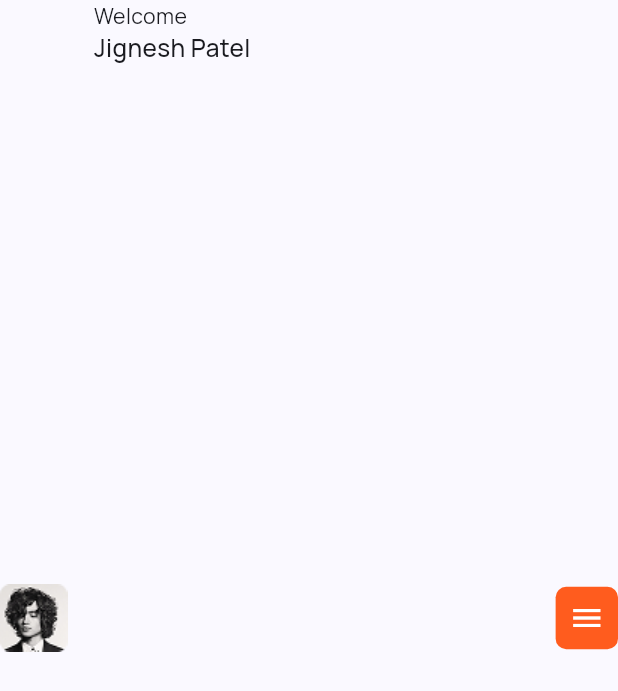
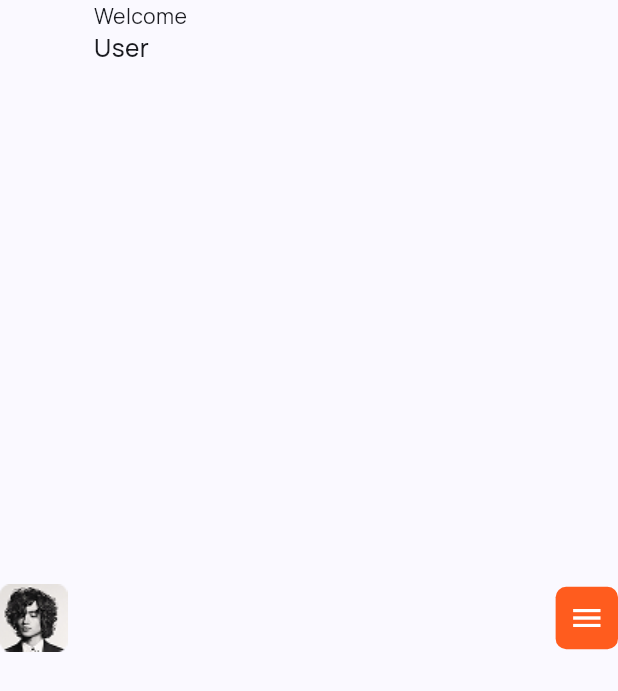
Before and after one commit to GeniusCoders/honorfx, a Flutter app: the UserName widget shown alone on an empty page, opened directly, on a phone screen of 412 x 824 dp. Shown: the top 691 px of the screen. Run offline on Flutter 3.47's test engine with Material 3 defaults, Android fonts, the phone set to English and light mode, and no system bars; our stand-ins replace dartz, dio, flutter_bloc, flutter_screenutil, flutter_secure_storage, flutter_svg and 6 more; accounts and stored records are empty.

Commit message:
Implement GetX for state management, add token retrieval functionality, and enhance dashboard controller integration. Update dependencies and refactor UI components for improved user experience.

```diff
--- /dev/null
+++ b/lib/controllers/dashboard_controller.dart
@@ -0,0 +1,14 @@
+import 'package:get/get.dart';
+import 'package:honorfx/models/login_model.dart';
+
+class DashboardController extends GetxController {
+  Rx<TokenResponse?> tokenResponse = Rx<TokenResponse?>(null);
+
+  // Convenience getter for the user's name
+  String get userName {
+    if (tokenResponse.value != null) {
+      return tokenResponse.value!.name ?? "User";
+    }
+    return "User";
+  }
+}
--- a/lib/cubit/dashboard/dashboard_state.dart
+++ b/lib/cubit/dashboard/dashboard_state.dart
@@ -1,9 +1,19 @@
 import 'package:honorfx/models/dashboard/account_details_response.dart';
 import 'package:honorfx/models/dashboard/account_listing_type_model.dart';
+import 'package:honorfx/models/login_model.dart';
 
 abstract class DashboardState {}
 
 class DashboardInitial extends DashboardState {}
+
+class DashboardLoading extends DashboardState {}
+
+// Token Response state
+class TokenResponseDataState extends DashboardState {
+  final TokenResponse tokenResponse;
+
+  TokenResponseDataState({required this.tokenResponse});
+}
 
 // Account-related states
 class AccountsLoading extends DashboardState {}
--- a/lib/screens/dashboard/dashboard_screens/dashboard_widgets/user_name.dart
+++ b/lib/screens/dashboard/dashboard_screens/dashboard_widgets/user_name.dart
@@ -1,11 +1,19 @@
 import 'package:flutter/material.dart';
 import 'package:flutter_screenutil/flutter_screenutil.dart';
+import 'package:get/get.dart';
+import 'package:honorfx/controllers/dashboard_controller.dart';
 
 class UserName extends StatelessWidget {
   const UserName({super.key});
 
   @override
   Widget build(BuildContext context) {
+    // Ensure the controller exists by using Get.put with the tag parameter to
+    // avoid creating multiple instances
+    final DashboardController dashboardController = Get.put(
+      DashboardController(),
+    );
+
     return Row(
       children: [
         Container(
@@ -20,9 +28,11 @@ class UserName extends StatelessWidget {
               "Welcome",
               style: TextStyle(fontWeight: FontWeight.w400, fontSize: 14.sp),
             ),
-            Text(
-              "Jignesh Patel",
-              style: TextStyle(fontWeight: FontWeight.w500, fontSize: 16.sp),
+            Obx(
+              () => Text(
+                dashboardController.userName,
+                style: TextStyle(fontWeight: FontWeight.w500, fontSize: 16.sp),
+              ),
             ),
           ],
         ),
--- a/lib/services/repo/dashboard_repo.dart
+++ b/lib/services/repo/dashboard_repo.dart
@@ -1,6 +1,7 @@
 import 'package:dartz/dartz.dart';
 import 'package:honorfx/models/dashboard/account_details_response.dart';
 import 'package:honorfx/models/dashboard/account_listing_type_model.dart';
+import 'package:honorfx/models/login_model.dart';
 import 'package:honorfx/services/core/server_error.dart';
 
 abstract class DashboardRepo {
@@ -8,4 +9,5 @@ abstract class DashboardRepo {
   Future<Either<ServerError, AccountDetailsResponse>> accountDetails({
     required String accountId,
   });
+  Future<TokenResponse> getTokenData();
 }
--- a/lib/utils/constant/strings.dart
+++ b/lib/utils/constant/strings.dart
@@ -9,14 +9,13 @@ class Constant {
   static const String supportNumber2 = "+91 9922333639";
   static const String supportNumber3 = "+9120 48649981";
 
-  static const String merchantVpa = "vipstrade@yesbank";
   static const String htmlRegex = "<([A-Za-z][A-Za-z0-9]*)\\b[^>]*>(.*?)</\\1>";
   static const String usdtAddress = "TWHLaq1PBJNRPifvwVjr5Uj1CTrVnRG4Fn";
   static const String bitcoinAddress = "16VZpLkp1gKFSriPF57iNwVxj3JBppkHBo";
   static const String usdtBscAddress =
       "0xc8f0f077e53f86f6c11a59c519f953338fba7f00";
   static const String secureKey = "R6Ke4CVnsp@drjymALXfFgzPbZ5Nu@3GBDckYSMw";
-  static const String appName = "CentFX";
+  static const String appName = "HonorFx";
 
   //Finstock Api Secret Key
 
@@ -78,7 +77,7 @@ class Constant {
     "DE",
     "MX",
     "ES",
-    "GB"
+    "GB",
   ];
 
   Map<String, String> countryNames = {
@@ -676,7 +675,7 @@ class Constant {
     {"crypto": "usdcoinbsc", "title": "USD Coin (Binance Smart Chain)"},
     {"crypto": "paxdollarbsc", "title": "Pax Dollar (Binance Smart Chain)"},
     {"crypto": "usdcointron", "title": "USD Coin (TRON)"},
-    {"crypto": "tetherustron", "title": "TetherUS (TRON)"}
+    {"crypto": "tetherustron", "title": "TetherUS (TRON)"},
   ];
 
   static const ticketCategory = [
@@ -685,7 +684,7 @@ class Constant {
     "Account Opening",
     "KYC",
     "Deposit",
-    "Withdrawals"
+    "Withdrawals",
   ];
 
   static const ticketPriority = ["Low", "Medium", "High"];
--- a/lib/widgets/app_drawer.dart
+++ b/lib/widgets/app_drawer.dart
@@ -1,6 +1,9 @@
 import 'package:flutter/material.dart';
 import 'package:flutter_screenutil/flutter_screenutil.dart';
 import 'package:flutter_svg/flutter_svg.dart';
+import 'package:get/get.dart';
+import 'package:get/get_core/src/get_main.dart' as getcontroller;
+import 'package:honorfx/controllers/dashboard_controller.dart';
 import 'package:honorfx/cubit/auth/auth_cubit.dart';
 import 'package:honorfx/injection.dart';
 import 'package:honorfx/router/app_router.dart';
@@ -307,6 +310,7 @@ class AppDrawer extends StatelessWidget {
                 child: GestureDetector(
                   onTap: () {
                     getIt<AuthCubit>().logout();
+                    getcontroller.Get.delete<DashboardController>();
                     getIt<AppRouter>().goToLogin();
                   },
                   child: IntrinsicWidth(
--- a/pubspec.yaml
+++ b/pubspec.yaml
@@ -40,6 +40,7 @@ dependencies:
   flutter_secure_storage: ^9.2.4
   flutter_svg: ^2.0.17
   fluttertoast: ^8.2.12
+  get: ^4.6.6
   get_it: ^7.6.7
   injectable: ^2.3.2
   shared_preferences: ^2.2.2
```
Also changed, not shown: lib/cubit/dashboard/dashboard_cubit.dart (+10 -0 lines), lib/main.dart (+16 -1 lines), lib/screens/dashboard/dashboard.dart (+10 -0 lines), lib/screens/splash/splash_screen.dart (+23 -2 lines), lib/services/api/dashboard_api.dart (+16 -0 lines), pubspec.lock.
